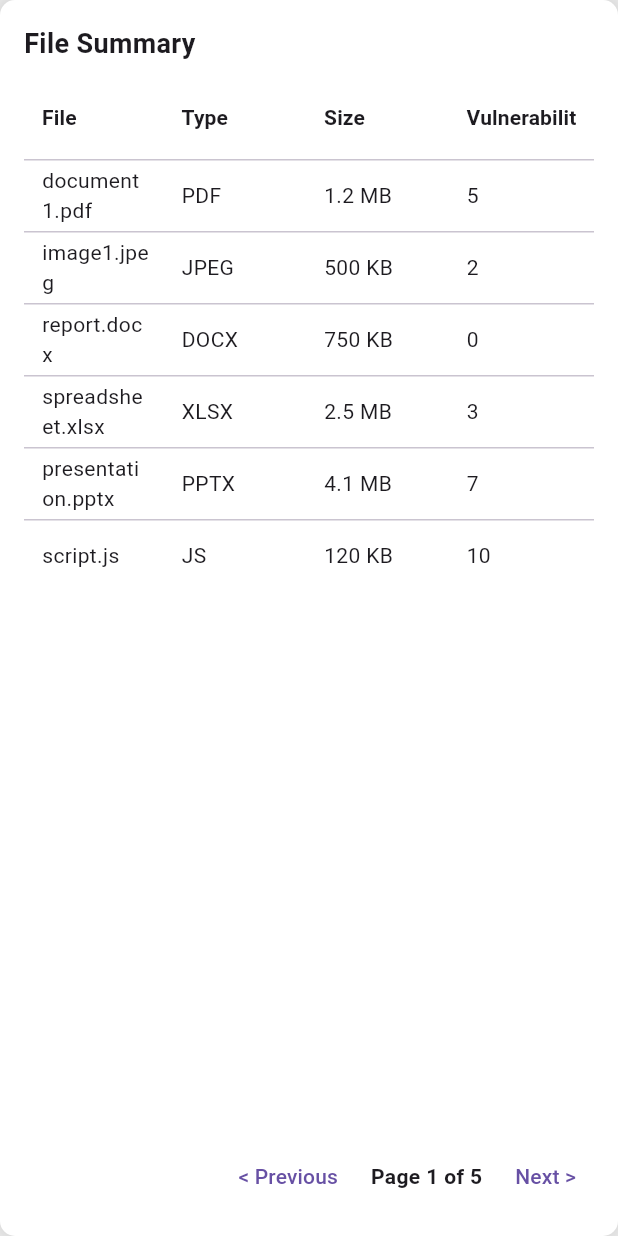
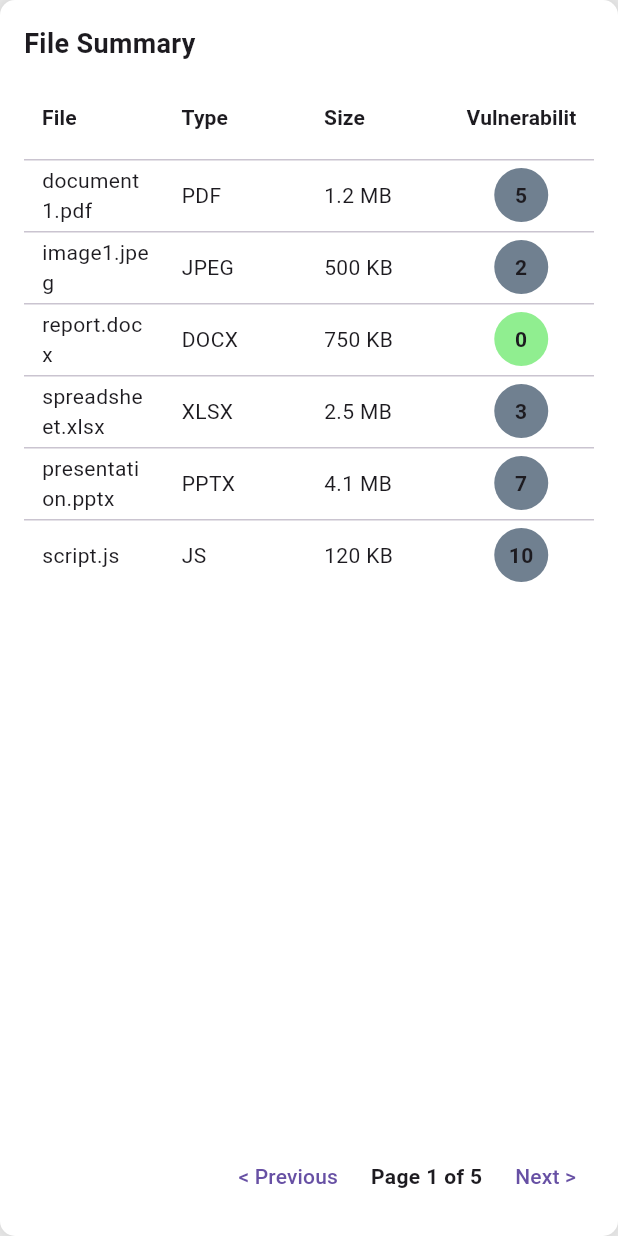
Before and after one commit to areebahmeddd/Crypta, a Flutter app: the FileTable widget shown alone on an empty page, opened directly, on a phone screen of 412 x 824 dp. Run offline on Flutter 3.47's test engine with Material 3 defaults, Android fonts, the phone set to English and light mode, and no system bars; drawn by our look-alikes of data_table_2; our stand-ins replace file_picker, fl_chart, flutter_riverpod, gap; missing offline and left inert: file_selector, window_manager; network calls fail.

Commit message:
vulnerability count color indicators

```diff
--- /dev/null
+++ b/desktop-app/lib/utils/get_color_based_on_value.dart
@@ -0,0 +1,16 @@
+import 'package:crypta/utils/hexcolor.dart';
+import 'package:flutter/material.dart';
+
+Color getColorBasedOnValue(int value) {
+  if (value == 0) {
+    return myColorFromHex("#90EE90"); // Green for 0
+  } else if (value >= 1 && value <= 10) {
+    return myColorFromHex("#708090"); // Gray for 1-10
+  } else if (value >= 11 && value <= 50) {
+    return myColorFromHex("#D2B04C"); // Yellow for 11-50
+  } else if (value >= 51 && value <= 100) {
+    return myColorFromHex("#FF8C00"); // Orange for 51-100
+  } else {
+    return myColorFromHex("#8B0000"); // Red for 101+
+  }
+}
--- a/desktop-app/lib/widgets/file_table.dart
+++ b/desktop-app/lib/widgets/file_table.dart
@@ -1,4 +1,5 @@
 import 'package:crypta/model/file_data.dart';
+import 'package:crypta/utils/get_color_based_on_value.dart';
 import 'package:data_table_2/data_table_2.dart';
 import 'package:flutter/material.dart';
 import 'package:flutter_riverpod/flutter_riverpod.dart';
@@ -34,11 +35,11 @@ class FileTableState extends ConsumerState<FileTable> {
         children: [
           // Top controls (e.g., Show column, Dispatch selected, pagination)
           const Padding(
-            padding:  EdgeInsets.only(bottom: 8.0),
+            padding: EdgeInsets.only(bottom: 8.0),
             child: Row(
               mainAxisAlignment: MainAxisAlignment.start,
               children: [
-                 Text(
+                Text(
                   "File Summary",
                   style: TextStyle(fontSize: 18, fontWeight: FontWeight.bold),
                 ),
@@ -108,10 +109,12 @@ class FileTableState extends ConsumerState<FileTable> {
                   ),
                 ),
                 DataColumn(
-                  label: Text(
-                    'Vulnerability Count',
-                    style: TextStyle(
-                      fontWeight: FontWeight.bold,
+                  label: Center(
+                    child: Text(
+                      'Vulnerability Count',
+                      style: TextStyle(
+                        fontWeight: FontWeight.bold,
+                      ),
                     ),
                   ),
                 ),
@@ -121,16 +124,21 @@ class FileTableState extends ConsumerState<FileTable> {
                   .entries
                   .map(
                     (entry) => DataRow(
-                      // onSelectChanged: (isSelected) {
-                      //   setState(() {
-                      //     selectedRows[entry.key] = isSelected ?? false;
-                      //   });
-                      // },
                       cells: [
                         DataCell(Text(entry.value['file']!)),
                         DataCell(Text(entry.value['type']!)),
                         DataCell(Text(entry.value['size']!)),
-                        DataCell(Text(entry.value['vulnerabilities']!)),
+                        DataCell(Center(
+                          child: Container(
+                            width: 100,
+                            padding: const EdgeInsets.all(8),
+                            decoration: BoxDecoration(
+                                shape: BoxShape.circle,
+                                color: getColorBasedOnValue(int.tryParse(
+                                    entry.value['vulnerabilities']!)!)),
+                            child: Text(entry.value['vulnerabilities']!, textAlign: TextAlign.center, style: const TextStyle(fontWeight: FontWeight.bold),),
+                          ),
+                        )),
                       ],
                     ),
                   )
@@ -152,7 +160,7 @@ class FileTableState extends ConsumerState<FileTable> {
                 const SizedBox(width: 10),
                 const Text(
                   "Page 1 of 5", // Example page info
-                  style:  TextStyle(fontWeight: FontWeight.bold),
+                  style: TextStyle(fontWeight: FontWeight.bold),
                 ),
                 const SizedBox(width: 10),
                 TextButton(
```
